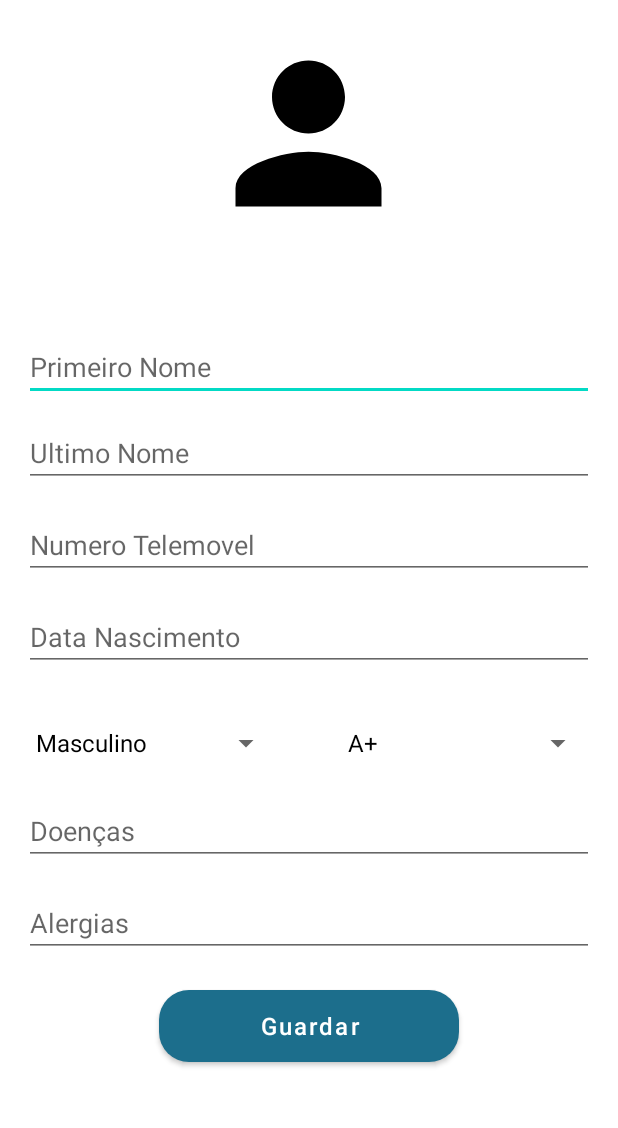
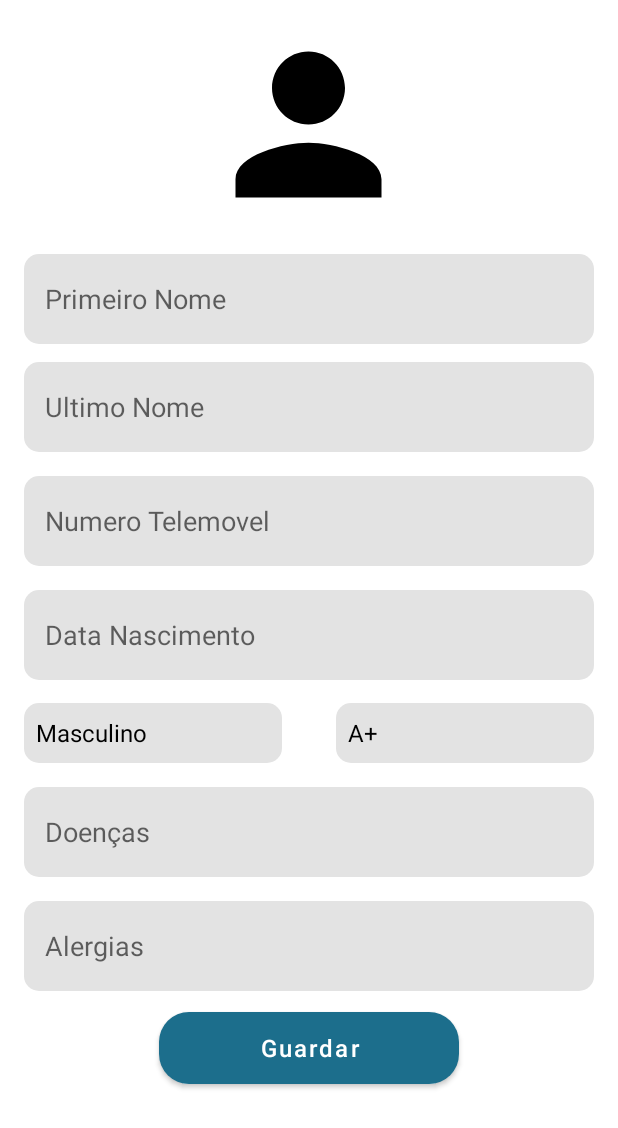
Before and after one commit to BlicBoy/AppHighMountain, an Android app: the InfoClienteActivity screen opened directly, with no data from a screen before it, on a phone screen of 412 x 824 dp. Shown: the top 1128 px of the screen. Run offline under Robolectric (Android 15) with nearby library versions, the phone set to English and light mode, and no system bars; our stand-ins replace Firebase (no records; nobody signed in at launch, a user with empty details on screens opened directly).

Commit message:
Design Completo

```diff
--- a/app/src/main/res/layout/activity_code.xml
+++ b/app/src/main/res/layout/activity_code.xml
@@ -11,11 +11,11 @@
         android:layout_width="0dp"
         android:layout_height="60dp"
         android:layout_marginStart="8dp"
-        android:layout_marginTop="60dp"
+        android:layout_marginTop="70dp"
         android:layout_marginEnd="8dp"
+        android:background="@drawable/custom_bg_text"
         android:ems="10"
         android:inputType="numberPassword"
-        android:background="@drawable/custom_bg_text"
         android:textAlignment="center"
         app:layout_constraintEnd_toEndOf="parent"
         app:layout_constraintHorizontal_bias="0.0"
@@ -39,7 +39,7 @@
         android:id="@+id/buttonEntrar"
         android:layout_width="200dp"
         android:layout_height="60dp"
-        android:layout_marginTop="35dp"
+        android:layout_marginTop="50dp"
         android:text="Entrar"
         android:textAllCaps="false"
         android:textSize="16sp"
--- a/app/src/main/res/layout/activity_edit_password.xml
+++ b/app/src/main/res/layout/activity_edit_password.xml
@@ -15,7 +15,7 @@
         android:layout_marginEnd="16dp"
         android:background="@drawable/custom_bg_text"
         android:ems="10"
-        android:hint="Password Antiga"
+        android:hint="   Password Antiga"
         android:inputType="textPassword"
         app:layout_constraintEnd_toEndOf="parent"
         app:layout_constraintHorizontal_bias="0.0"
@@ -31,7 +31,7 @@
         android:layout_marginEnd="16dp"
         android:background="@drawable/custom_bg_text"
         android:ems="10"
-        android:hint="Password"
+        android:hint="   Password Nova"
         android:inputType="textPassword"
         app:layout_constraintEnd_toEndOf="parent"
         app:layout_constraintHorizontal_bias="0.0"
@@ -60,7 +60,7 @@
         android:layout_marginEnd="16dp"
         android:background="@drawable/custom_bg_text"
         android:ems="10"
-        android:hint="Password Repeat"
+        android:hint="   Repetir Password"
         android:inputType="textPassword"
         app:layout_constraintEnd_toEndOf="parent"
         app:layout_constraintHorizontal_bias="0.0"
--- a/app/src/main/res/layout/activity_info_cliente.xml
+++ b/app/src/main/res/layout/activity_info_cliente.xml
@@ -12,7 +12,7 @@
         android:layout_width="334dp"
         android:layout_height="146dp"
         android:layout_marginStart="16dp"
-        android:layout_marginTop="16dp"
+        android:layout_marginTop="10dp"
         android:layout_marginEnd="16dp"
         app:layout_constraintEnd_toEndOf="parent"
         app:layout_constraintHorizontal_bias="0.488"
@@ -25,12 +25,13 @@
     <EditText
         android:id="@+id/editTextFirstNameInfoCliente"
         android:layout_width="0dp"
-        android:layout_height="wrap_content"
+        android:layout_height="60dp"
         android:layout_marginStart="16dp"
-        android:layout_marginTop="60dp"
+        android:layout_marginTop="13dp"
         android:layout_marginEnd="16dp"
+        android:background="@drawable/custom_bg_text"
         android:ems="10"
-        android:hint="Primeiro Nome"
+        android:hint="   Primeiro Nome"
         android:inputType="textPersonName"
         app:layout_constraintEnd_toEndOf="parent"
         app:layout_constraintHorizontal_bias="0.0"
@@ -40,12 +41,13 @@
     <EditText
         android:id="@+id/editTextPhoneInfoCliente"
         android:layout_width="0dp"
-        android:layout_height="wrap_content"
+        android:layout_height="60dp"
         android:layout_marginStart="16dp"
         android:layout_marginTop="16dp"
         android:layout_marginEnd="16dp"
+        android:background="@drawable/custom_bg_text"
         android:ems="10"
-        android:hint="Numero Telemovel"
+        android:hint="   Numero Telemovel"
         android:inputType="phone"
         app:layout_constraintEnd_toEndOf="parent"
         app:layout_constraintHorizontal_bias="0.0"
@@ -56,8 +58,9 @@
         android:id="@+id/spinnertiposangue"
         android:layout_width="172dp"
         android:layout_height="40dp"
-        android:layout_marginTop="28dp"
+        android:layout_marginTop="15dp"
         android:layout_marginEnd="16dp"
+        android:background="@drawable/custom_bg_text"
         app:layout_constraintEnd_toEndOf="parent"
         app:layout_constraintHorizontal_bias="1.0"
         app:layout_constraintStart_toEndOf="@+id/spinnersex"
@@ -68,19 +71,21 @@
         android:layout_width="172dp"
         android:layout_height="40dp"
         android:layout_marginStart="16dp"
-        android:layout_marginTop="28dp"
+        android:layout_marginTop="15dp"
+        android:background="@drawable/custom_bg_text"
         app:layout_constraintStart_toStartOf="parent"
         app:layout_constraintTop_toBottomOf="@+id/editTextDataNascimentoInfoCliente" />
 
     <EditText
         android:id="@+id/editTextLastNameInfoCliente"
         android:layout_width="0dp"
-        android:layout_height="wrap_content"
+        android:layout_height="60dp"
         android:layout_marginStart="16dp"
         android:layout_marginTop="12dp"
         android:layout_marginEnd="16dp"
+        android:background="@drawable/custom_bg_text"
         android:ems="10"
-        android:hint="Ultimo Nome"
+        android:hint="   Ultimo Nome"
         android:inputType="textPersonName"
         app:layout_constraintEnd_toEndOf="parent"
         app:layout_constraintHorizontal_bias="0.0"
@@ -90,12 +95,13 @@
     <EditText
         android:id="@+id/editTextDoencasInfoCliente"
         android:layout_width="0dp"
-        android:layout_height="wrap_content"
+        android:layout_height="60dp"
         android:layout_marginStart="16dp"
         android:layout_marginTop="16dp"
         android:layout_marginEnd="16dp"
+        android:background="@drawable/custom_bg_text"
         android:ems="10"
-        android:hint="Doenças"
+        android:hint="   Doenças"
         android:inputType="textPersonName"
         app:layout_constraintEnd_toEndOf="parent"
         app:layout_constraintHorizontal_bias="0.0"
@@ -106,12 +112,13 @@
     <EditText
         android:id="@+id/editTextalergiasInfoCliente"
         android:layout_width="0dp"
-        android:layout_height="wrap_content"
+        android:layout_height="60dp"
         android:layout_marginStart="16dp"
         android:layout_marginTop="16dp"
         android:layout_marginEnd="16dp"
+        android:background="@drawable/custom_bg_text"
         android:ems="10"
-        android:hint="Alergias"
+        android:hint="   Alergias"
         android:inputType="textPersonName"
         app:layout_constraintEnd_toEndOf="parent"
         app:layout_constraintHorizontal_bias="0.0"
@@ -122,7 +129,7 @@
         android:id="@+id/buttonSaveInfoCliente"
         android:layout_width="200dp"
         android:layout_height="60dp"
-        android:layout_marginTop="16dp"
+        android:layout_marginTop="8dp"
         android:text="Guardar"
         android:textAllCaps="false"
         android:textSize="16sp"
@@ -134,12 +141,13 @@
     <EditText
         android:id="@+id/editTextDataNascimentoInfoCliente"
         android:layout_width="0dp"
-        android:layout_height="wrap_content"
+        android:layout_height="60dp"
         android:layout_marginStart="16dp"
         android:layout_marginTop="16dp"
         android:layout_marginEnd="16dp"
+        android:background="@drawable/custom_bg_text"
         android:ems="10"
-        android:hint="Data Nascimento"
+        android:hint="   Data Nascimento"
         android:inputType="textPersonName"
         app:layout_constraintEnd_toEndOf="parent"
         app:layout_constraintHorizontal_bias="0.497"
--- a/app/src/main/res/layout/activity_login.xml
+++ b/app/src/main/res/layout/activity_login.xml
@@ -21,7 +21,7 @@
         android:id="@+id/textViewRegister"
         android:layout_width="wrap_content"
         android:layout_height="wrap_content"
-        android:layout_marginStart="100dp"
+        android:layout_marginStart="120dp"
         android:layout_marginTop="20dp"
         android:text="Não tem conta?"
         android:textColor="#000000"
--- a/app/src/main/res/layout/fragment_alterar_password.xml
+++ b/app/src/main/res/layout/fragment_alterar_password.xml
@@ -15,7 +15,7 @@
         android:layout_marginEnd="16dp"
         android:background="@drawable/custom_bg_text"
         android:ems="10"
-        android:hint="Password Antiga"
+        android:hint="   Password Antiga"
         android:inputType="textPassword"
         app:layout_constraintEnd_toEndOf="parent"
         app:layout_constraintStart_toStartOf="parent"
@@ -30,7 +30,7 @@
         android:layout_marginEnd="16dp"
         android:background="@drawable/custom_bg_text"
         android:ems="10"
-        android:hint="Password Nova"
+        android:hint="   Password Nova"
         android:inputType="textPassword"
         app:layout_constraintEnd_toEndOf="parent"
         app:layout_constraintStart_toStartOf="parent"
@@ -45,7 +45,7 @@
         android:layout_marginEnd="16dp"
         android:background="@drawable/custom_bg_text"
         android:ems="10"
-        android:hint="Repetir Password"
+        android:hint="   Repetir Password"
         android:inputType="textPassword"
         app:layout_constraintEnd_toEndOf="parent"
         app:layout_constraintStart_toStartOf="parent"
--- a/app/src/main/res/layout/fragment_medicoes.xml
+++ b/app/src/main/res/layout/fragment_medicoes.xml
@@ -11,9 +11,9 @@
         android:layout_width="wrap_content"
         android:layout_height="wrap_content"
         android:layout_marginTop="84dp"
+        android:layout_marginEnd="250dp"
         android:text="Número Batimentos:"
         app:layout_constraintEnd_toEndOf="parent"
-        app:layout_constraintHorizontal_bias="0.028"
         app:layout_constraintStart_toStartOf="parent"
         app:layout_constraintTop_toBottomOf="@+id/textViewaltitude" />
 
@@ -52,7 +52,7 @@
         android:layout_marginEnd="10dp"
         android:background="@drawable/custom_bg_text"
         android:ems="10"
-        android:hint="Num. Batimentos"
+        android:hint="   Número de Batimentos"
         android:inputType="textPersonName"
         app:layout_constraintEnd_toEndOf="parent"
         app:layout_constraintHorizontal_bias="1.0"
@@ -81,7 +81,7 @@
         android:layout_marginEnd="10dp"
         android:background="@drawable/custom_bg_text"
         android:ems="10"
-        android:hint="Percent. Oxigénio"
+        android:hint="   Percentagem de Oxigénio"
         android:inputType="textPersonName"
         app:layout_constraintEnd_toEndOf="parent"
         app:layout_constraintHorizontal_bias="0.0"
```
Also changed, not shown: app/src/main/res/layout/activity_cliente_perfil.xml (+10 -10 lines), app/src/main/res/layout/activity_register.xml (+6 -4 lines), app/src/main/res/layout/fragment_profile.xml (+4 -4 lines).
